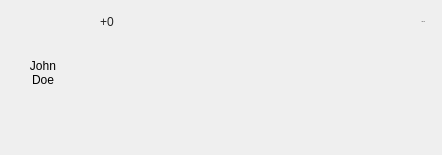
henkelund/Yawner, file Yawner/Ui/messagewidget.ui: the form before one commit.
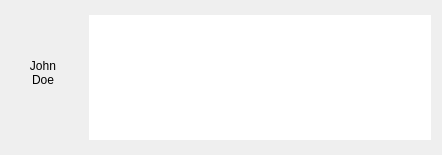
The form after the commit. Icons and pictures are not drawn. Custom widgets are drawn as their Qt base class.

Commit message: moved styles to css file. created statusbar and notification manager

```diff
--- a/Yawner/Ui/messagewidget.ui
+++ b/Yawner/Ui/messagewidget.ui
@@ -25,14 +25,26 @@
   <property name="windowTitle">
    <string>Form</string>
   </property>
-  <layout class="QHBoxLayout" name="horizontal">
+  <property name="styleSheet">
+   <string notr="true"/>
+  </property>
+  <layout class="QVBoxLayout" name="verticalLayout_3">
+   <item>
+    <widget class="QWidget" name="layout" native="true">
+     <layout class="QHBoxLayout" name="horizontalLayout_2">
+      <property name="spacing">
+       <number>0</number>
+      </property>
+      <property name="margin">
+       <number>0</number>
+      </property>
    <item>
     <widget class="QWidget" name="user" native="true">
      <property name="layoutDirection">
       <enum>Qt::LeftToRight</enum>
      </property>
      <property name="styleSheet">
-      <string notr="true">background: transparent;</string>
+         <string notr="true"/>
      </property>
      <layout class="QVBoxLayout" name="verticalLayout">
       <property name="spacing">
@@ -114,7 +126,7 @@
     </widget>
    </item>
    <item>
-    <widget class="MessageText" name="widget" native="true">
+       <widget class="YawnerNS::UiNS::MessageText" name="messageWrapper" native="true">
      <property name="sizePolicy">
       <sizepolicy hsizetype="Preferred" vsizetype="Expanding">
        <horstretch>0</horstretch>
@@ -143,61 +155,6 @@
       <property name="bottomMargin">
        <number>4</number>
       </property>
-      <item>
-       <widget class="QWidget" name="widget_2" native="true">
-        <property name="styleSheet">
-         <string notr="true">background: rgba(0, 0, 0, 0);</string>
-        </property>
-        <layout class="QHBoxLayout" name="horizontalLayout">
-         <property name="spacing">
-          <number>0</number>
-         </property>
-         <property name="margin">
-          <number>0</number>
-         </property>
-         <item>
-          <widget class="QLabel" name="topLeftMeta">
-           <property name="styleSheet">
-            <string notr="true">background: rgba(0, 0, 0, 0);
-font: 700 9px;
-margin-left: 2px;
-color:  rgb(36, 36, 36);</string>
-           </property>
-           <property name="text">
-            <string>+0</string>
-           </property>
-          </widget>
-         </item>
-         <item>
-          <widget class="QLabel" name="topRightMeta">
-           <property name="font">
-            <font>
-             <pointsize>-1</pointsize>
-             <weight>87</weight>
-             <italic>false</italic>
-             <bold>true</bold>
-            </font>
-           </property>
-           <property name="styleSheet">
-            <string notr="true">background: rgba(0, 0, 0, 0);
-font: 700 9px;
-margin-right: 6px;
-color:  rgb(36, 36, 36);</string>
-           </property>
-           <property name="text">
-            <string>Re: In:</string>
-           </property>
-           <property name="alignment">
-            <set>Qt::AlignRight|Qt::AlignTrailing|Qt::AlignVCenter</set>
-           </property>
-           <property name="margin">
-            <number>0</number>
-           </property>
-          </widget>
-         </item>
-        </layout>
-       </widget>
-      </item>
       <item>
        <widget class="QTextBrowser" name="message">
         <property name="sizePolicy">
@@ -210,8 +167,7 @@
          <bool>false</bool>
         </property>
         <property name="styleSheet">
-         <string notr="true">font:75 9pt;
-background: rgba(0, 0, 0, 0);</string>
+            <string notr="true"/>
         </property>
         <property name="frameShape">
          <enum>QFrame::NoFrame</enum>
@@ -235,9 +191,12 @@
    </item>
   </layout>
  </widget>
+   </item>
+  </layout>
+ </widget>
  <customwidgets>
   <customwidget>
-   <class>MessageText</class>
+   <class>YawnerNS::UiNS::MessageText</class>
    <extends>QWidget</extends>
    <header>../Yawner/Yawner/Ui/MessageText.h</header>
    <container>1</container>
```
Lines whose indentation alone changed are shown as unchanged. The commit also changes 17 other files.
